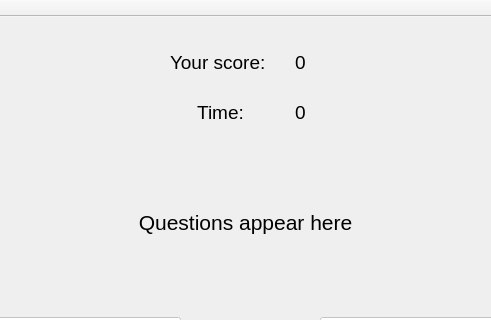
First picture: the form in client/client_app/quizwindow.ui, repository Johny9700/Internet_quiz, before the edit; both pictures show x 350 to 841 and y 0 to 320 of the 1200 by 800 pixel window.
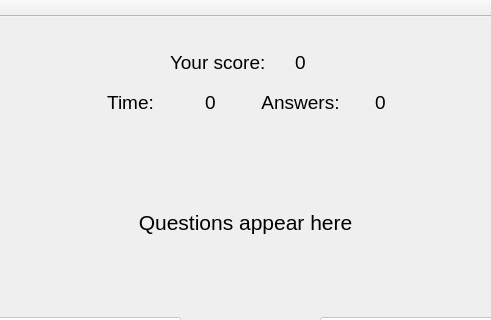
Second picture: the form after the edit.

Commit message: Add answers amount in client

Diff of the .ui file:
```diff
--- a/client/client_app/quizwindow.ui
+++ b/client/client_app/quizwindow.ui
@@ -352,8 +352,8 @@
    <widget class="QLabel" name="yourTimeLabel">
     <property name="geometry">
      <rect>
-      <x>520</x>
-      <y>70</y>
+      <x>430</x>
+      <y>60</y>
       <width>101</width>
       <height>51</height>
      </rect>
@@ -376,8 +376,8 @@
    <widget class="QLabel" name="timeLabel">
     <property name="geometry">
      <rect>
-      <x>620</x>
-      <y>70</y>
+      <x>530</x>
+      <y>60</y>
       <width>61</width>
       <height>51</height>
      </rect>
@@ -397,6 +397,54 @@
      <set>Qt::AlignCenter</set>
     </property>
    </widget>
+   <widget class="QLabel" name="amountOfAnswersLabel">
+    <property name="geometry">
+     <rect>
+      <x>700</x>
+      <y>60</y>
+      <width>61</width>
+      <height>51</height>
+     </rect>
+    </property>
+    <property name="font">
+     <font>
+      <pointsize>14</pointsize>
+     </font>
+    </property>
+    <property name="text">
+     <string>0</string>
+    </property>
+    <property name="scaledContents">
+     <bool>false</bool>
+    </property>
+    <property name="alignment">
+     <set>Qt::AlignCenter</set>
+    </property>
+   </widget>
+   <widget class="QLabel" name="answersLabel">
+    <property name="geometry">
+     <rect>
+      <x>600</x>
+      <y>60</y>
+      <width>101</width>
+      <height>51</height>
+     </rect>
+    </property>
+    <property name="font">
+     <font>
+      <pointsize>14</pointsize>
+     </font>
+    </property>
+    <property name="text">
+     <string>Answers:</string>
+    </property>
+    <property name="scaledContents">
+     <bool>false</bool>
+    </property>
+    <property name="alignment">
+     <set>Qt::AlignCenter</set>
+    </property>
+   </widget>
   </widget>
   <widget class="QMenuBar" name="menuBar">
    <property name="geometry">
```
The commit also changes 4 other files.
